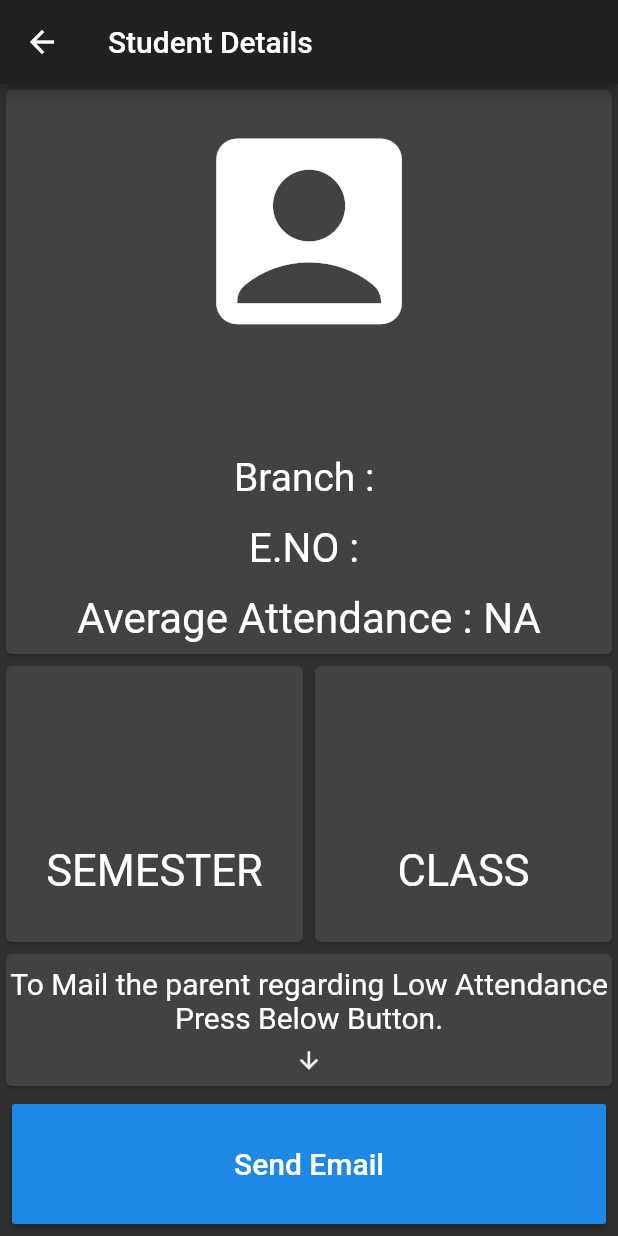
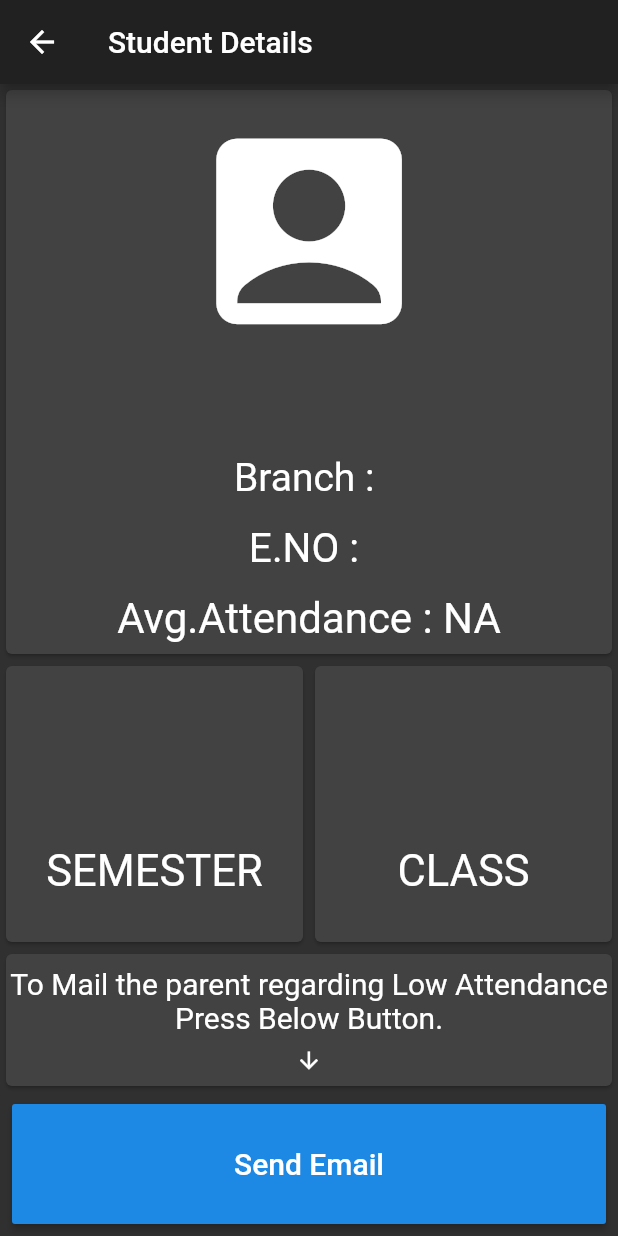
Before and after one commit to DharmikPatel007/smart_attendance_system, a Flutter app: the StudentDetailsPage screen opened directly with empty values, on a phone screen of 412 x 824 dp. Run offline on Flutter 3.47's test engine with Material 2 defaults, Android fonts, the phone set to English and light mode, and no system bars; our stand-ins replace carousel_slider, connectivity, flutter_image_compress, fluttertoast, image_picker, modal_progress_hud and 1 more; missing offline and left inert: firebase_ml_vision; accounts and stored records are empty; network calls fail.

Commit message:
Made app flexible

```diff
--- a/lib/drawer/manage_students/student_details.dart
+++ b/lib/drawer/manage_students/student_details.dart
@@ -82,7 +82,7 @@ class _StudentDetailsPageState extends State<StudentDetailsPage> {
                                 if(snapshot.hasData){
                                   if(snapshot.data[0] == 'noData' || snapshot.data[0] == 'noConnection' ||
                                       snapshot.data[0] == 'error') {
-                                    return Text('Average Attendance : NA',
+                                    return Text('Avg.Attendance : NA',
                                       style: TextStyle(fontSize: 28),
                                     );
                                   } else {
```
